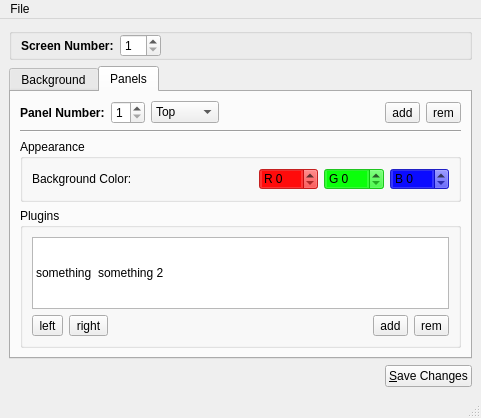
First picture: the form in lumina/lumina-config/mainUI.ui, repository trueos/pcbsd, before the edit.
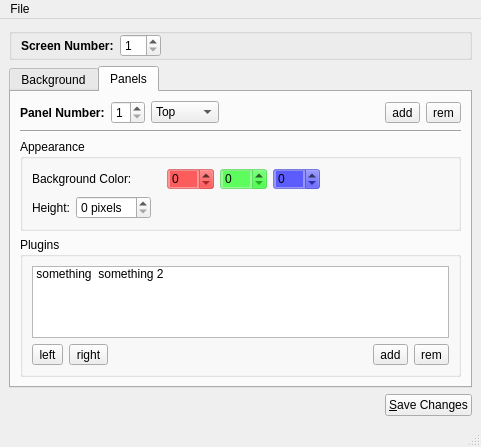
Second picture: the form after the edit. The open tabs and pages were chosen to show the change.

Commit message: Get lumina-config able to detect the current panel settings, but disable the tab for now until it gets completely finished.

What changed in the file:
```diff
--- a/lumina/lumina-config/mainUI.ui
+++ b/lumina/lumina-config/mainUI.ui
@@ -7,7 +7,7 @@
     <x>0</x>
     <y>0</y>
     <width>481</width>
-    <height>376</height>
+    <height>395</height>
    </rect>
   </property>
   <property name="windowTitle">
@@ -280,7 +280,9 @@
           <property name="title">
            <string>Appearance</string>
           </property>
-          <layout class="QHBoxLayout" name="horizontalLayout_5">
+          <layout class="QVBoxLayout" name="verticalLayout_3">
+           <item>
+            <layout class="QHBoxLayout" name="horizontalLayout_2">
            <item>
             <widget class="QLabel" name="label_tb_color">
              <property name="sizePolicy">
@@ -292,18 +294,21 @@
              <property name="text">
               <string>Background Color:</string>
              </property>
+               <property name="alignment">
+                <set>Qt::AlignLeading|Qt::AlignLeft|Qt::AlignVCenter</set>
+               </property>
             </widget>
            </item>
            <item>
             <widget class="QSpinBox" name="spin_tb_R">
              <property name="styleSheet">
-              <string notr="true">background: rgba(255,0,0,200);</string>
+                <string notr="true">QSpinBox{ background: rgba(255,0,0,100); }</string>
              </property>
              <property name="suffix">
               <string/>
              </property>
              <property name="prefix">
-              <string>R </string>
+                <string/>
              </property>
              <property name="maximum">
               <number>255</number>
@@ -313,10 +318,10 @@
            <item>
             <widget class="QSpinBox" name="spin_tb_G">
              <property name="styleSheet">
-              <string notr="true">background: rgba(0,255,0,200);</string>
+                <string notr="true">background: rgba(0,255,0,100);</string>
              </property>
              <property name="prefix">
-              <string>G </string>
+                <string/>
              </property>
              <property name="maximum">
               <number>255</number>
@@ -326,15 +331,64 @@
            <item>
             <widget class="QSpinBox" name="spin_tb_B">
              <property name="styleSheet">
-              <string notr="true">background: rgba(0,0,255,200);</string>
+                <string notr="true">background: rgba(0,0,255,100);</string>
              </property>
              <property name="prefix">
-              <string>B </string>
+                <string/>
              </property>
              <property name="maximum">
               <number>255</number>
              </property>
             </widget>
+             </item>
+             <item>
+              <spacer name="horizontalSpacer_6">
+               <property name="orientation">
+                <enum>Qt::Horizontal</enum>
+               </property>
+               <property name="sizeHint" stdset="0">
+                <size>
+                 <width>40</width>
+                 <height>20</height>
+                </size>
+               </property>
+              </spacer>
+             </item>
+            </layout>
+           </item>
+           <item>
+            <layout class="QHBoxLayout" name="horizontalLayout_5">
+             <item>
+              <widget class="QLabel" name="label_2">
+               <property name="text">
+                <string>Height:</string>
+               </property>
+              </widget>
+             </item>
+             <item>
+              <widget class="QSpinBox" name="spin_tb_height">
+               <property name="suffix">
+                <string> pixels</string>
+               </property>
+               <property name="prefix">
+                <string/>
+               </property>
+              </widget>
+             </item>
+             <item>
+              <spacer name="horizontalSpacer_7">
+               <property name="orientation">
+                <enum>Qt::Horizontal</enum>
+               </property>
+               <property name="sizeHint" stdset="0">
+                <size>
+                 <width>40</width>
+                 <height>20</height>
+                </size>
+               </property>
+              </spacer>
+             </item>
+            </layout>
            </item>
           </layout>
          </widget>
@@ -350,8 +404,11 @@
              <property name="flow">
               <enum>QListView::LeftToRight</enum>
              </property>
+             <property name="isWrapping" stdset="0">
+              <bool>false</bool>
+             </property>
              <property name="viewMode">
-              <enum>QListView::ListMode</enum>
+              <enum>QListView::IconMode</enum>
              </property>
              <item>
               <property name="text">
@@ -423,6 +480,9 @@
                  <height>20</height>
                 </size>
                </property>
+               <property name="popupMode">
+                <enum>QToolButton::InstantPopup</enum>
+               </property>
               </widget>
              </item>
              <item>
```
Left out of the diff: 8 changed lines with no effect on the pictures. Lines whose indentation alone changed are shown as unchanged. The commit also changes 5 other files.
